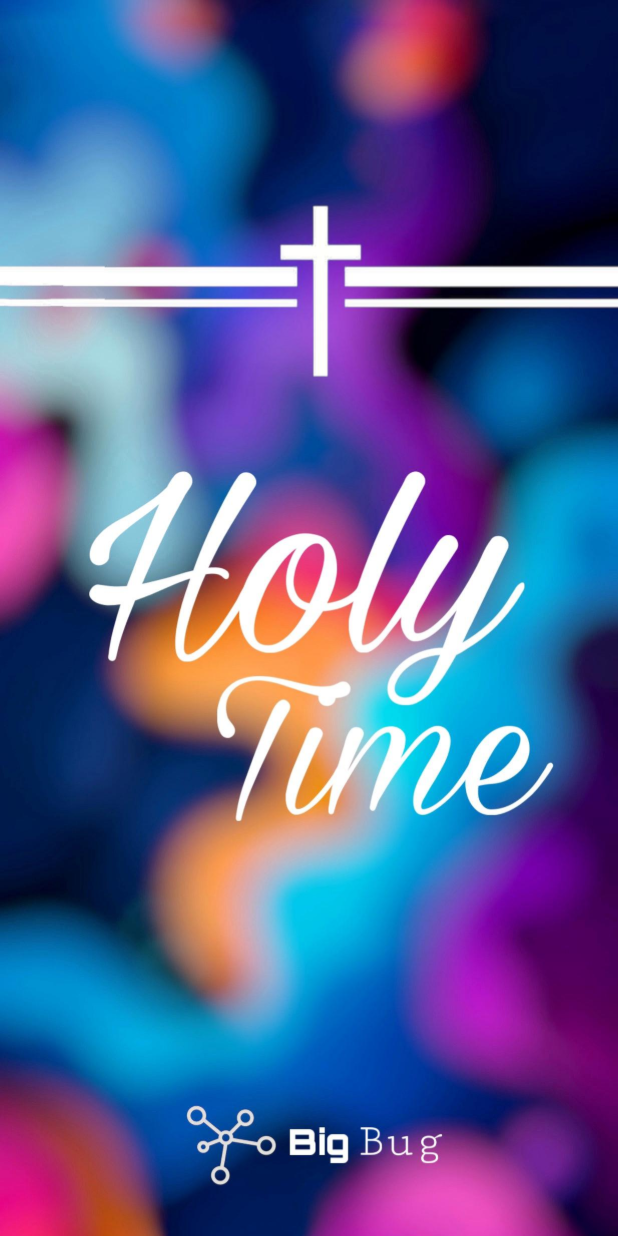
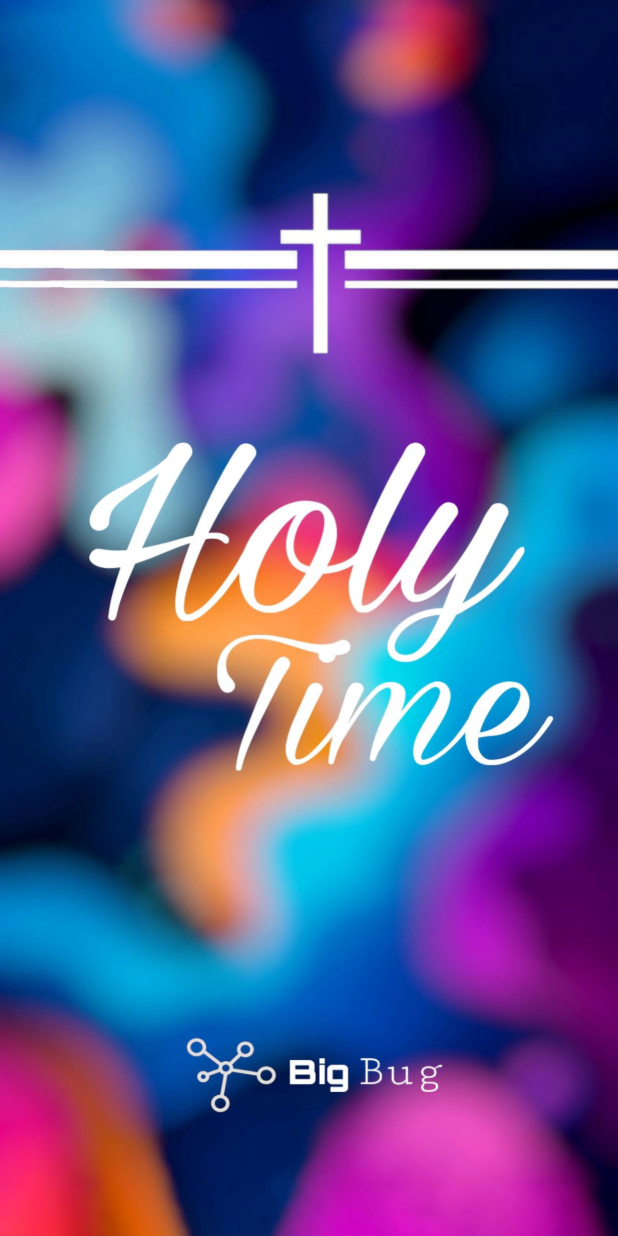
Before and after one commit to Youssefesssam/holy_time, a Flutter app: the SplashScreen screen opened by its route, on a phone screen of 412 x 824 dp. Run offline on Flutter 3.47's test engine with Material 3 defaults, Android fonts, the phone set to English and light mode, and no system bars; our stand-ins replace carousel_slider, fl_chart; missing offline and left inert: d_chart.

Commit message:
same branch 2

```diff
--- a/lib/ui/screens/splashScreen/splashScreen.dart
+++ b/lib/ui/screens/splashScreen/splashScreen.dart
@@ -1,5 +1,4 @@
 import 'package:flutter/material.dart';
-import 'package:holy_time/ui/screens/homeScreen/homeScreenUsers.dart';
 import 'package:holy_time/utilites/appAssets.dart';
 
 import '../auth/loginScreen/loginScreen.dart';
@@ -17,7 +16,7 @@ class _SplashScreenState extends State<SplashScreen> {
   @override
   void initState() {
     super.initState();
-    Future.delayed(Duration(seconds: 4), (){
+    Future.delayed(const Duration(seconds: 4), (){
 
       Navigator.pushReplacementNamed(context, LoginScreen.routeName);
     });
@@ -27,13 +26,14 @@ class _SplashScreenState extends State<SplashScreen> {
   @override
   Widget build(BuildContext context) {
     return Scaffold(
-      body: SingleChildScrollView(
-        child: Column(
+        body: Column(
+          crossAxisAlignment: CrossAxisAlignment.stretch,
           children: [
-            Image.asset(AppAssets.splashScreen,fit: BoxFit.cover,),
+            Expanded(
+              child: Image.asset(AppAssets.splashScreen, fit: BoxFit.fill,),
+            ),
           ],
-        ),
-      )
+        )
     );
   }
 }
```
Also changed, not shown: lib/ui/screens/features/chartScatter/chartScatter.dart (+5 -2 lines).
